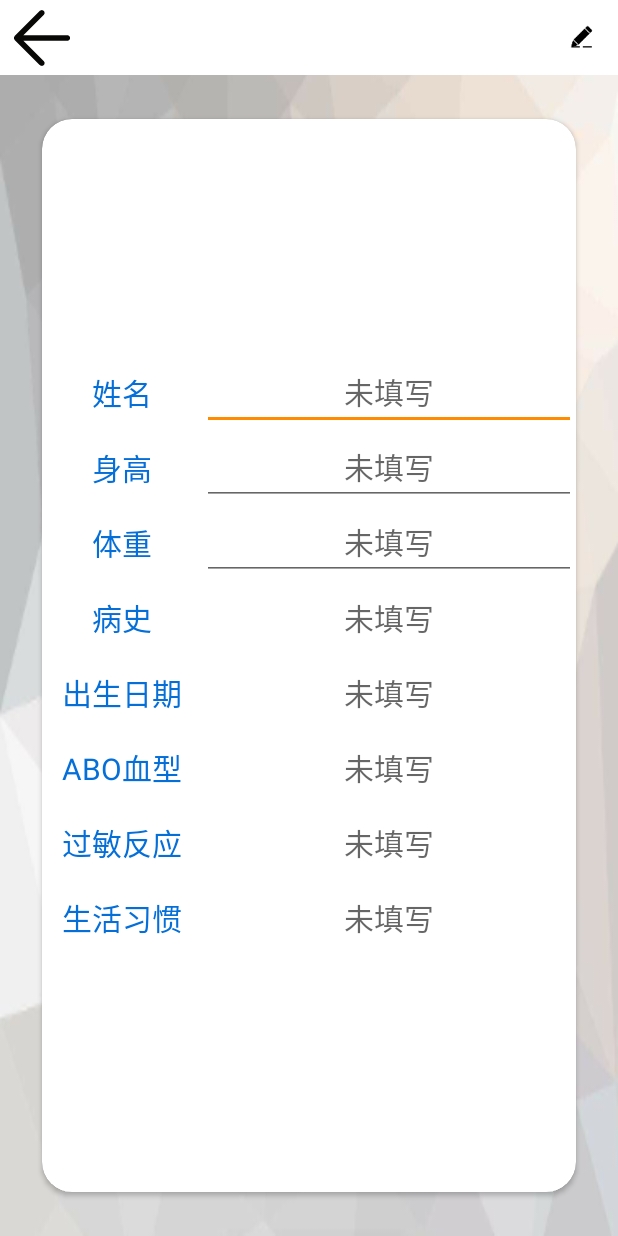
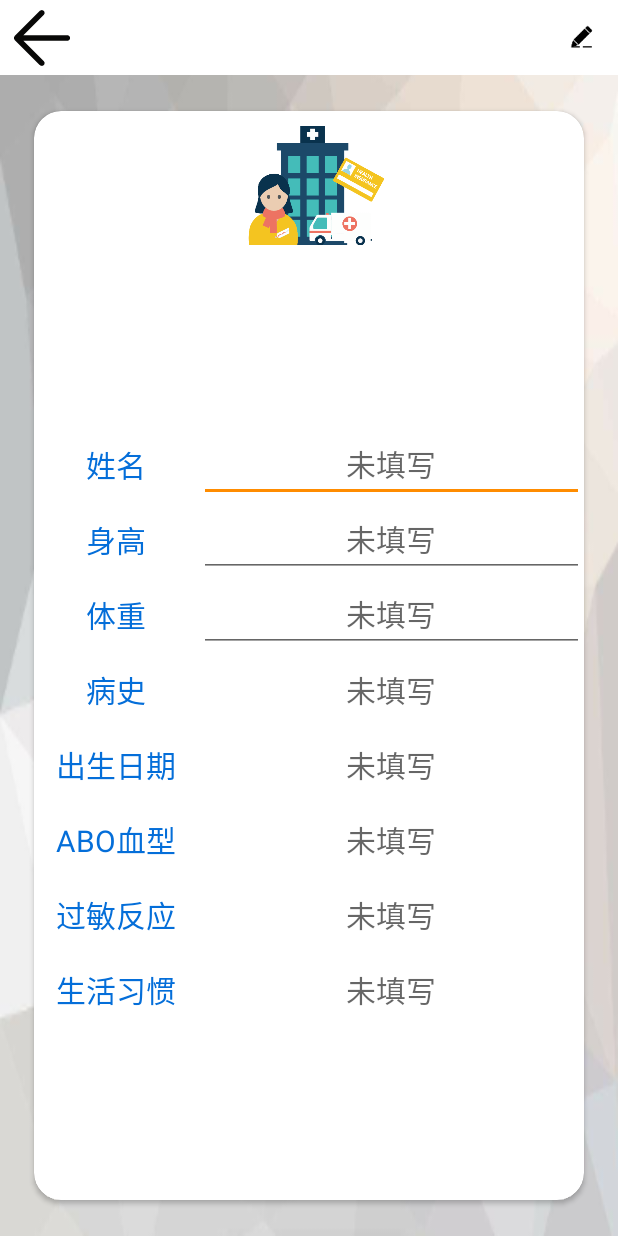
Before and after one commit to Xxianglei/Intelligent-Vehicle-App, an Android app: the Fragment4 screen opened directly, with no data from a screen before it, in the side drawer, after a tap on "急救卡", on a phone screen of 412 x 824 dp. Run offline under Robolectric (Android 15) with nearby library versions, the light colour scheme and no system bars; our stand-ins replace CircleImageView; libraries missing offline, so code that uses them is left out: com.amap.api, com.bigkoo.pickerview, com.mylhyl.acp, com.oragee.banners, com.pedaily.yc and 3 more; pictures from the network do not load; 37 statements that could not run were skipped.

Commit message:
优化界面

```diff
--- a/app/src/main/java/com/example/heath/Main_Fragment/Fragment1.java
+++ b/app/src/main/java/com/example/heath/Main_Fragment/Fragment1.java
@@ -37,7 +37,7 @@ public class Fragment1 extends Fragment{
         progressBar = view.findViewById(R.id.progressbar);
         webView = view.findViewById(R.id.webview);
         loadWeb = new LoadWeb(webView,progressBar,getActivity());
-        loadWeb.load("http://muzhi.baidu.com/");
+        loadWeb.load("https://m.haodf.com/");
     }
     private View.OnKeyListener backListener = new View.OnKeyListener() {
         @Override
--- a/app/src/main/res/drawable/button_shape.xml
+++ b/app/src/main/res/drawable/button_shape.xml
@@ -5,8 +5,8 @@
         android:shape="rectangle">
         <!-- 填充的颜色,渐变色 -->
         <gradient
-            android:endColor="#29dfd6"
-            android:startColor="#79c4f4"
+            android:endColor="#29dfab"
+            android:startColor="#45d363"
             android:angle="90" />
         <!-- 设置按钮的四个角为弧形 -->
         <!-- android:radius 弧形的半径 -->
--- a/app/src/main/res/layout/save_card.xml
+++ b/app/src/main/res/layout/save_card.xml
@@ -15,11 +15,23 @@
 
         <android.support.v7.widget.CardView
             android:layout_width="match_parent"
-            app:cardCornerRadius="20dp"
+            app:cardCornerRadius="18dp"
             app:cardUseCompatPadding="true"
             android:layout_height="match_parent"
-            android:layout_margin="20dp">
-
+            android:layout_margin="15dp">
+          <LinearLayout
+              android:layout_width="match_parent"
+              android:orientation="vertical"
+              android:layout_height="match_parent">
+              <ImageView
+                  android:layout_marginBottom="5dp"
+                  android:layout_marginTop="10dp"
+                  android:layout_gravity="center"
+                  android:layout_width="100dp"
+                  android:adjustViewBounds="true"
+                  android:scaleType="centerInside"
+                  android:src="@mipmap/card"
+                  android:layout_height="80dp" />
             <LinearLayout
                 android:layout_gravity="center"
                 android:gravity="center"
@@ -206,7 +218,7 @@
                         android:textColor="#046ed9"
                         android:textSize="20dp" />
                 </LinearLayout>
-
+</LinearLayout>
             </LinearLayout>
         </android.support.v7.widget.CardView>
     </LinearLayout>
```
Also changed, not shown: app/src/main/java/com/example/heath/Main_Fragment/Fragment4.java (+5 -2 lines), app/src/main/java/com/example/heath/ReportActivity.java (+19 -2 lines), app/src/main/res/mipmap-xxxhdpi/card.png (added).
